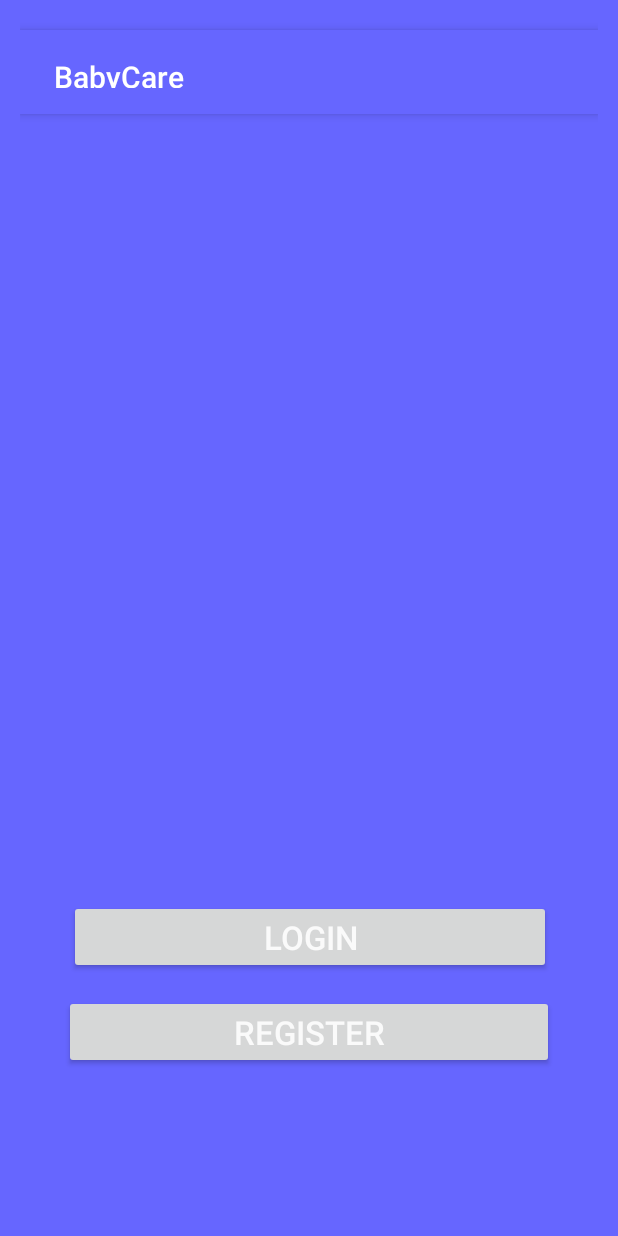
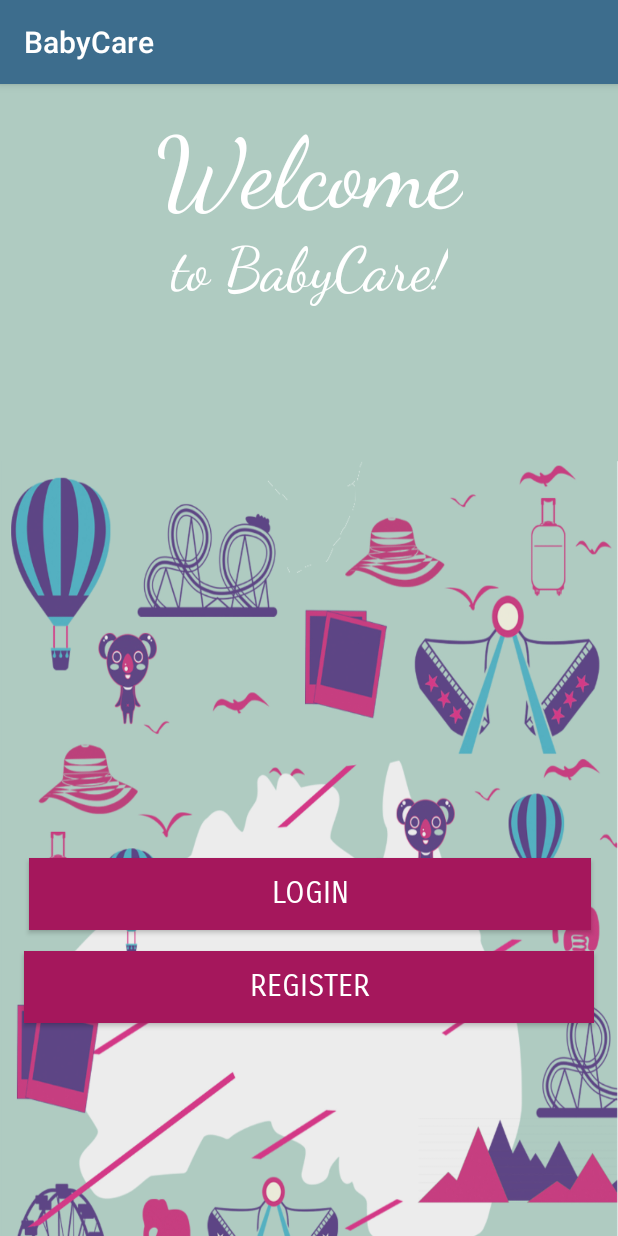
Before and after one commit to ShadiBlizzard/BabyCare, an Android app: the screen it shows after launch (MainActivity), on a phone screen of 412 x 824 dp. Run offline under Robolectric (Android 15) with nearby library versions, the phone set to English and light mode, and no system bars.

Commit message:
styled main screen

```diff
--- a/app/src/main/res/layout/activity_main.xml
+++ b/app/src/main/res/layout/activity_main.xml
@@ -4,6 +4,7 @@
     xmlns:tools="http://schemas.android.com/tools"
     android:layout_width="match_parent"
     android:layout_height="match_parent"
+    android:background="@drawable/loginbkgsmall2"
     tools:context=".layout_view.MainActivity">
 
     <Button
@@ -14,7 +15,12 @@
         android:layout_marginEnd="18dp"
         android:layout_marginStart="19dp"
         android:layout_marginTop="16dp"
+        android:background="@color/button_babycare_normal"
+        android:fontFamily="sans-serif-smallcaps"
+        android:gravity="center"
         android:onClick="onLoginPage"
+        android:paddingBottom="2dp"
+        android:paddingTop="2dp"
         android:text="Login"
         app:layout_constraintBottom_toTopOf="@+id/button2"
         app:layout_constraintEnd_toEndOf="parent"
@@ -29,12 +35,50 @@
         android:layout_height="wrap_content"
         android:layout_marginEnd="16dp"
         android:layout_marginStart="16dp"
+        android:background="@color/button_babycare_normal"
+        android:fontFamily="sans-serif-smallcaps"
+        android:gravity="center"
+        android:paddingBottom="2dp"
+        android:paddingTop="2dp"
         android:text="Register"
         app:layout_constraintBottom_toBottomOf="parent"
         app:layout_constraintEnd_toEndOf="parent"
         app:layout_constraintHorizontal_bias="0.0"
         app:layout_constraintStart_toStartOf="parent"
         app:layout_constraintTop_toTopOf="parent"
-        app:layout_constraintVertical_bias="0.87" />
+        app:layout_constraintVertical_bias="0.803" />
+
+    <TextView
+        android:id="@+id/textView"
+        android:layout_width="wrap_content"
+        android:layout_height="wrap_content"
+        android:layout_marginEnd="8dp"
+        android:layout_marginStart="8dp"
+        android:layout_marginTop="20dp"
+        android:text="Welcome"
+        android:fontFamily="cursive"
+        android:textAlignment="center"
+        android:textColor="@color/text_color_babycare"
+        android:textSize="65dp"
+        app:layout_constraintEnd_toEndOf="parent"
+        app:layout_constraintHorizontal_bias="0.501"
+        app:layout_constraintStart_toStartOf="parent"
+        app:layout_constraintTop_toTopOf="parent" />
+
+    <TextView
+        android:id="@+id/textView4"
+        android:layout_width="wrap_content"
+        android:layout_height="wrap_content"
+        android:layout_marginEnd="8dp"
+        android:layout_marginStart="8dp"
+        android:fontFamily="cursive"
+        android:text="to BabyCare!"
+        android:textAlignment="center"
+        android:textColor="@color/text_color_babycare"
+        android:textSize="40dp"
+        app:layout_constraintEnd_toEndOf="parent"
+        app:layout_constraintHorizontal_bias="0.502"
+        app:layout_constraintStart_toStartOf="parent"
+        app:layout_constraintTop_toBottomOf="@+id/textView" />
 
 </android.support.constraint.ConstraintLayout>
--- a/app/src/main/res/values/colors.xml
+++ b/app/src/main/res/values/colors.xml
@@ -1,13 +1,12 @@
 <?xml version="1.0" encoding="utf-8"?>
 <resources>
-    <color name="colorPrimary">#3F51B5</color>
-    <color name="colorPrimaryDark">#303F9F</color>
+    <color name="colorPrimary">#3d6d8d</color>
+    <color name="colorPrimaryDark">#28465a</color>
     <color name="colorAccent">#FF4081</color>
-    <color name="babycare_background">#9999ff</color>
-    <color name="text_color_babycare">#ddffffff</color>
-    <color name="button_babycare_normal">#6666ff</color>
+    <color name="babycare_background">#b0d4c8</color>
+    <color name="text_color_babycare">#ffffff</color>
+    <color name="button_babycare_normal">#a5175c</color>
     <color name="button_babycare_pressed">#002699</color>
     <color name="button_babycare_disabled">#9999ff</color>
-    <color name="toolbar2">#2d2d86</color>
 
 </resources>
--- a/app/src/main/res/values/styles.xml
+++ b/app/src/main/res/values/styles.xml
@@ -3,7 +3,7 @@
     <!-- Base application theme. -->
     <style name="AppTheme" parent="Theme.AppCompat.Light.DarkActionBar">
         <!-- Customize your theme here. -->
-        <item name="colorPrimary">@color/toolbar2</item>
+        <item name="colorPrimary">@color/colorPrimary</item>
         <item name="colorPrimaryDark">@color/colorPrimaryDark</item>
         <item name="android:textColorPrimary">@color/text_color_babycare</item>
         <item name="colorAccent">@color/colorAccent</item>
@@ -12,12 +12,12 @@
     <style name="BabyCare" parent="Theme.AppCompat.Light.DarkActionBar" >
         <item name="android:colorBackground">@color/babycare_background</item>
         <item name="android:textColorPrimary">@color/text_color_babycare</item>
-        <item name="android:textSize">22dp</item>
-        <item name="colorPrimaryDark">@color/toolbar2</item>
-        <item name="colorPrimary">@color/toolbar2</item>
+        <item name="android:textSize">20dp</item>
+        <item name="colorPrimaryDark">@color/colorPrimaryDark</item>
+        <item name="colorPrimary">@color/colorPrimary</item>
         <item name="colorAccent">@color/button_babycare_normal</item>
-        <item name="android:background">@drawable/button</item>
         <item name="android:textColorSecondaryInverse">@color/colorAccent</item>
+        <item name="android:navigationBarColor">@color/colorPrimaryDark</item>
     </style>
 
     <style name="TextAppearance.AppCompat.Button.Custom">
--- a/app/src/main/res/values/themes.xml
+++ /dev/null
@@ -1,6 +0,0 @@
-<?xml version="1.0" encoding="utf-8"?>
-<resources>
-    <style name="BabyCare." parent="Theme.AppCompat.Light.DarkActionBar">
-        <item name="android:buttonStyle">@style/BabyCare</item>
-    </style>
-</resources>
```
Also changed, not shown: app/src/main/res/drawable-v24/loginbkgsmall.png (added), app/src/main/res/drawable-v24/loginbkgsmall2.png (added), 20 other files.
